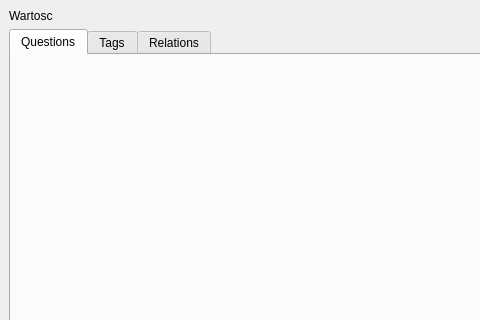
First picture: the form in mainwindow.ui, repository ArkadiuszStanislawLega/Flashcards_Qt, before the edit; both pictures show x 0 to 480 and y 0 to 320 of the 802 by 650 pixel window.
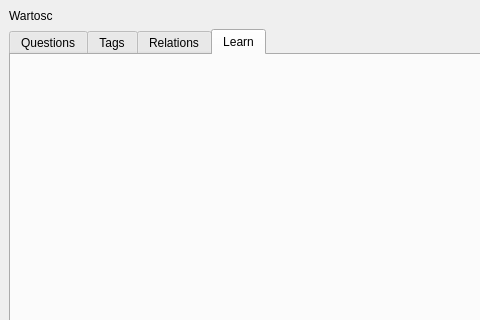
Second picture: the form after the edit. The open tabs and pages were chosen to show the change. Custom widgets are drawn as their Qt base class.

Commit message: Added learn view.

```diff
--- a/mainwindow.ui
+++ b/mainwindow.ui
@@ -48,6 +48,12 @@
        </attribute>
        <widget class="RelationView" name="relation_view" native="true"/>
       </widget>
+      <widget class="QWidget" name="tab_learn">
+       <attribute name="title">
+        <string>Learn</string>
+       </attribute>
+       <widget class="LearnView" name="learn_view" native="true"/>
+      </widget>
      </widget>
     </item>
    </layout>
@@ -70,6 +76,11 @@
    <extends>QWidget</extends>
    <header>Views/relationview.h</header>
   </customwidget>
+  <customwidget>
+   <class>LearnView</class>
+   <extends>QWidget</extends>
+   <header>Views/learnview.h</header>
+  </customwidget>
  </customwidgets>
  <resources/>
  <connections/>
```
The commit also changes 3 other files.
